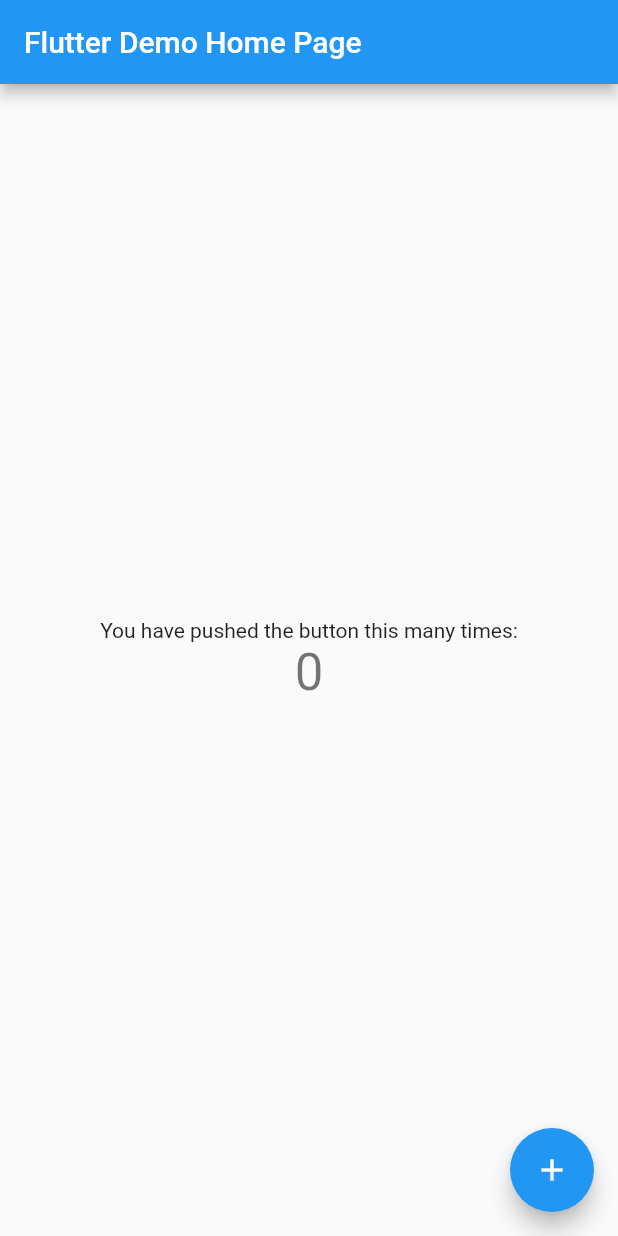
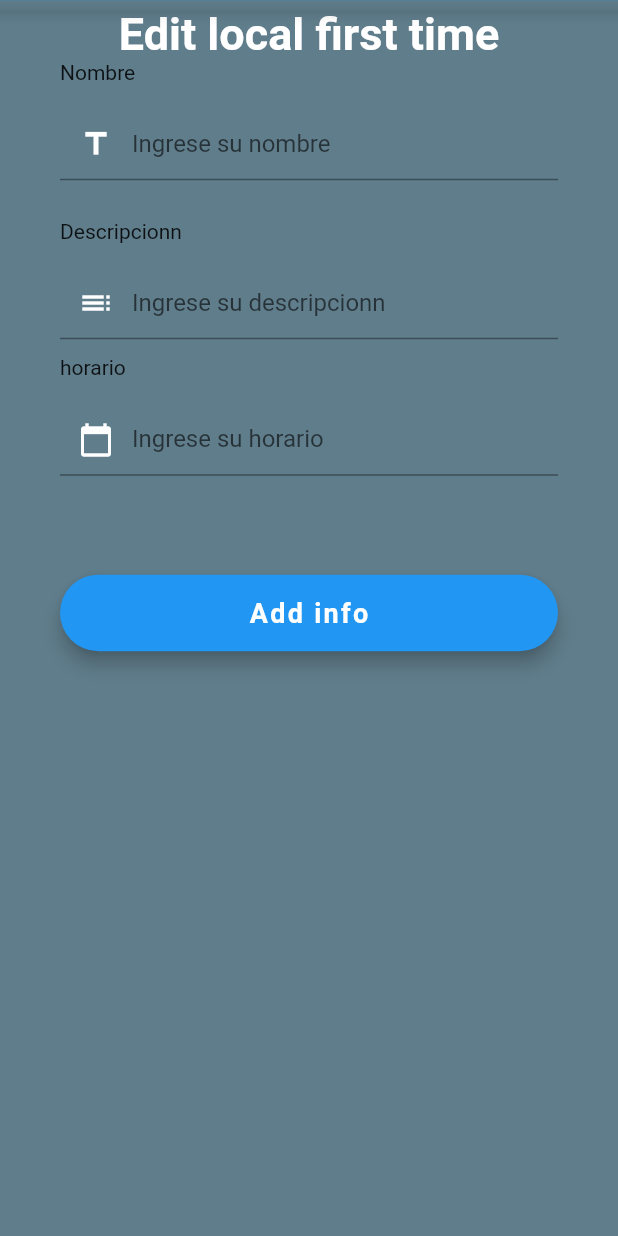
Before and after one commit to colonca/workservices, a Flutter app: the screen it shows after launch, on a phone screen of 412 x 824 dp. Run offline on Flutter 3.47's test engine with Material 2 defaults, Android fonts, the phone set to English and light mode, and no system bars; our stand-ins replace firebase_database; accounts and stored records are empty; Roboto replaces fonts that are missing (OpenSans).

Commit message:
Edit info Locals

```diff
--- /dev/null
+++ b/lib/Bloc/localsBloc.dart
@@ -0,0 +1,25 @@
+import 'dart:async';
+import 'package:workservices/Entity/local.dart';
+
+class LocalBloc{
+
+  final _localAddStreamController = StreamController<Local>();
+
+  //Getters
+  StreamSink <Local> get localAddStreamController => _localAddStreamController.sink;
+
+  LocalBloc(); //Constructor
+
+
+  //Funciones
+  _add(Local local){
+
+  }
+
+  //dispose
+  void dispose(){
+    _localAddStreamController.close();
+}
+
+
+}
--- /dev/null
+++ b/lib/DAL/StorageLocals.dart
@@ -0,0 +1,25 @@
+import 'package:workservices/Entity/local.dart';
+import 'package:firebase_database/firebase_database.dart';
+
+class StorageLocals{
+  StorageLocals();
+
+  void saveToDatabase(String name, String desc, String schedule) {
+    DatabaseReference ref = FirebaseDatabase.instance.reference();
+
+    var data = {
+      'name': name,
+      'description': desc,
+      'schedule': schedule,
+      'likes': 0,
+      'favorites': 0,
+      'stars':3.4,
+      'user': "prueba",
+      'type': "ferreteria"
+    };
+
+    ref.child("locals").child(name).set(data);
+  }
+
+
+}
--- /dev/null
+++ b/lib/Entity/local.dart
@@ -0,0 +1,54 @@
+class Local{
+  String _id, _name, _description, _schedule;
+  int _likes, _favorites;
+  double _starts;
+
+  //Constructor
+  Local(this._id, this._name, this._description, this._schedule, this._likes,
+      this._favorites, this._starts);
+
+  //getters n setters
+  double get starts => _starts;
+
+  set starts(double value) {
+    _starts = value;
+  }
+
+  get favorites => _favorites;
+
+  set favorites(value) {
+    _favorites = value;
+  }
+
+  int get likes => _likes;
+
+  set likes(int value) {
+    _likes = value;
+  }
+
+  get schedule => _schedule;
+
+  set schedule(value) {
+    _schedule = value;
+  }
+
+  get description => _description;
+
+  set description(value) {
+    _description = value;
+  }
+
+  get name => _name;
+
+  set name(value) {
+    _name = value;
+  }
+
+  String get id => _id;
+
+  set id(String value) {
+    _id = value;
+  }
+
+
+}
--- /dev/null
+++ b/lib/UI/editLocalPage.dart
@@ -0,0 +1,178 @@
+import 'package:flutter/material.dart';
+import 'package:workservices/Bloc/localsBloc.dart';
+import 'package:workservices/DAL/StorageLocals.dart';
+
+class EditLocal extends StatefulWidget {
+  @override
+  _EditLocalState createState() => _EditLocalState();
+}
+
+class _EditLocalState extends State<EditLocal> {
+  StorageLocals _storage = new StorageLocals();
+
+  final GlobalKey<FormState> _formKey = GlobalKey<FormState>();
+  final TextEditingController _emailController = TextEditingController();
+  final TextEditingController _passController = TextEditingController();
+  final TextEditingController _passConfController = TextEditingController();
+  final LocalBloc _local = new LocalBloc();
+  @override
+  void dispose(){
+    super.dispose();
+    _local.dispose();
+  }
+
+  Widget _wForm(
+      String name, IconData ico, bool p, TextEditingController control) {
+    return Column(
+      crossAxisAlignment: CrossAxisAlignment.start,
+      children: <Widget>[
+        Text(
+          name,
+        ),
+        SizedBox(
+          height: 10.0,
+        ),
+        Container(
+          alignment: Alignment.centerLeft,
+          height: 60.0,
+          child: TextFormField(
+            controller: control,
+            keyboardType: TextInputType.emailAddress,
+            style: TextStyle(color: Colors.white, fontFamily: 'OpenSans'),
+            decoration: InputDecoration(
+              contentPadding: EdgeInsets.only(top: 14.0),
+              prefixIcon: Icon(
+                ico,
+                color: Colors.white,
+              ),
+              hintText: 'Ingrese su ' + name.toLowerCase(),
+            ),
+            validator: (String value) {
+              if (value.isEmpty) {
+                return 'Verifique los campos';
+              }
+            },
+          ),
+        )
+      ],
+    );
+  }
+
+  Widget _registerBtn() {
+    return Container(
+      padding: EdgeInsets.symmetric(vertical: 25.0),
+      width: double.infinity,
+      child: RaisedButton(
+        elevation: 5.0,
+        onPressed: () => _saveLocalInfo()? Tooltip(message: "se fue"): Tooltip(message: "null"),
+        padding: EdgeInsets.all(15.0),
+        shape: RoundedRectangleBorder(
+          borderRadius: BorderRadius.circular(30.0),
+        ),
+        color: Colors.blue,
+        child: Text(
+          'Add info',
+          style: TextStyle(
+            color: Colors.white,
+            letterSpacing: 1.5,
+            fontSize: 18.0,
+            fontWeight: FontWeight.bold,
+            fontFamily: 'OpenSans',
+          ),
+        ),
+      ),
+    );
+  }
+
+  @override
+  Widget build(BuildContext context) {
+    return Scaffold(
+      backgroundColor: Colors.blueGrey,
+      appBar: PreferredSize(
+          child: AppBar(
+            backgroundColor: Colors.blue,
+          ),
+          preferredSize: Size.fromHeight(0.1)),
+      body: Form(
+          key: _formKey,
+          child: Stack(
+            children: <Widget>[
+              Opacity(
+                opacity: 0.9,
+                child: Container(
+//                  height: double.infinity,
+//                  width: double.infinity,
+//                  decoration: BoxDecoration(
+//                    gradient: LinearGradient(
+//                      begin: Alignment.topCenter,
+//                      end: Alignment.bottomCenter,
+//                      colors: [
+//                        Color(0xFF73AEF5),
+//                        Color(0xFF61A4F1),
+//                        Color(0xFF478DE0),
+//                        Color(0xFF398AE5),
+//                      ],
+//                      stops: [0.1, 0.4, 0.7, 0.9],
+//                    ),
+//                    boxShadow: [BoxShadow(color: Colors.black)],
+//                    image: DecorationImage(
+//                      image: AssetImage('assets/glorieta.jpg'),
+//                      colorFilter:
+//                      ColorFilter.mode(Colors.black, BlendMode.dstATop),
+//                      alignment: Alignment.center,
+//                      centerSlice: Rect.largest,
+//                    ),
+//                  ),
+                ),
+              ),
+              Container(
+                child: SingleChildScrollView(
+                  padding: EdgeInsets.symmetric(
+                    horizontal: 40.0,
+                    vertical: 0,
+                  ),
+                  child: Column(
+                    mainAxisAlignment: MainAxisAlignment.center,
+                    children: <Widget>[
+                      SizedBox(
+                        height: 5,
+                      ),
+                      Text("Edit local first time", style: TextStyle(
+                        color: Colors.white,
+                        fontFamily: 'OpenSans',
+                        fontSize: 30.0,
+                        fontWeight: FontWeight.bold,
+                      ),),
+                      _wForm('Nombre', Icons.title, false, _emailController,),
+                      SizedBox(
+                        height: 20.0,
+                      ),
+                      _wForm('Descripcionn', Icons.toc, true, _passController,),
+                      SizedBox(
+                        height: 5,
+                      ),
+                      _wForm('horario', Icons.calendar_today, true, _passConfController,),
+                      SizedBox(
+                        height: 5,
+                      ),
+                      SizedBox(height: 30.0),
+                      _registerBtn(),
+                    ],
+                  ),
+                ),
+              )
+            ],
+      )
+      ),
+    );
+  }
+
+  bool _saveLocalInfo(){
+    if (_formKey.currentState.validate() == true) {
+      _storage.saveToDatabase(_emailController.text,_passController.text,_passConfController.text);
+      return true;
+    }else{
+      return false;
+    }
+  }
+}
--- a/lib/main.dart
+++ b/lib/main.dart
@@ -1,4 +1,5 @@
 import 'package:flutter/material.dart';
+import 'package:workservices/UI/editLocalPage.dart';
 
 void main() {
   runApp(MyApp());
@@ -9,6 +10,7 @@ class MyApp extends StatelessWidget {
   @override
   Widget build(BuildContext context) {
     return MaterialApp(
+      debugShowCheckedModeBanner: false,
       title: 'Flutter Demo',
       theme: ThemeData(
         // This is the theme of your application.
@@ -26,7 +28,7 @@ class MyApp extends StatelessWidget {
         // closer together (more dense) than on mobile platforms.
         visualDensity: VisualDensity.adaptivePlatformDensity,
       ),
-      home: MyHomePage(title: 'Flutter Demo Home Page'),
+      home: EditLocal(),
     );
   }
 }
```
Also changed, not shown: pubspec.yaml (+2 -51 lines), pubspec.lock, 3 other files.
